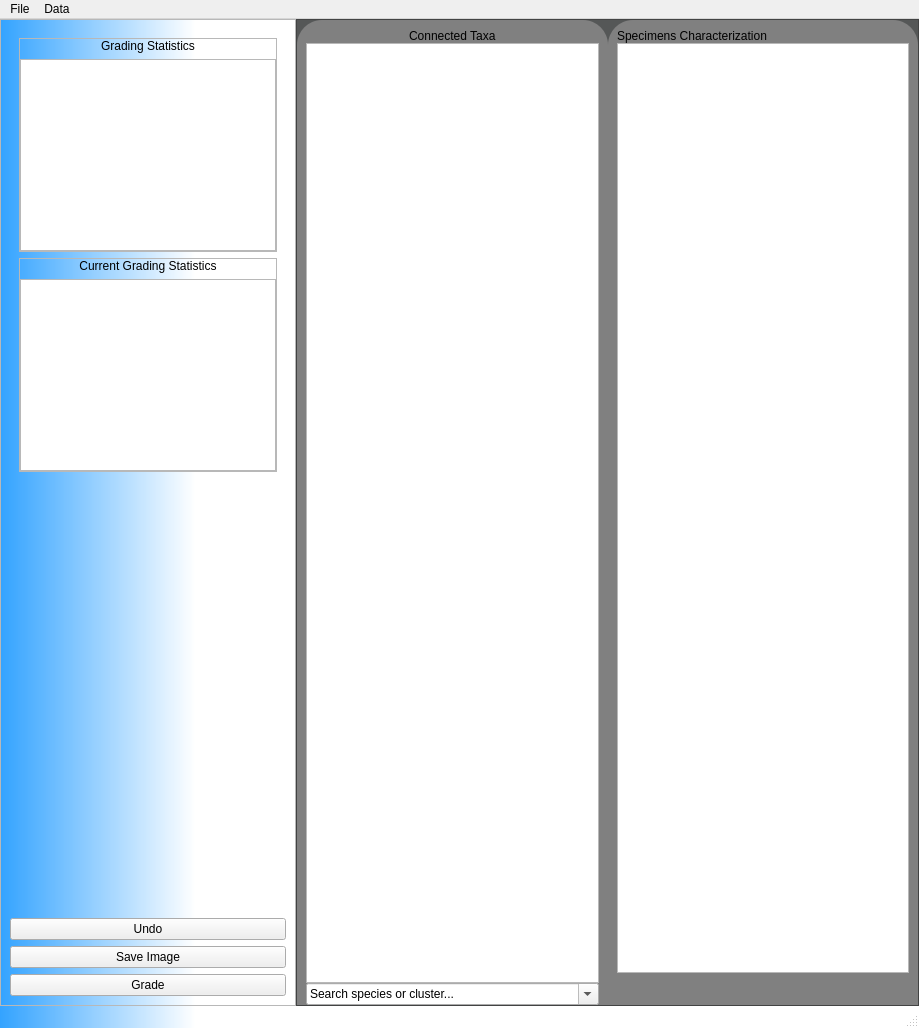
lmpn/iSpecID, file iSpecIDApp/mainwindow.ui: the form before one commit.
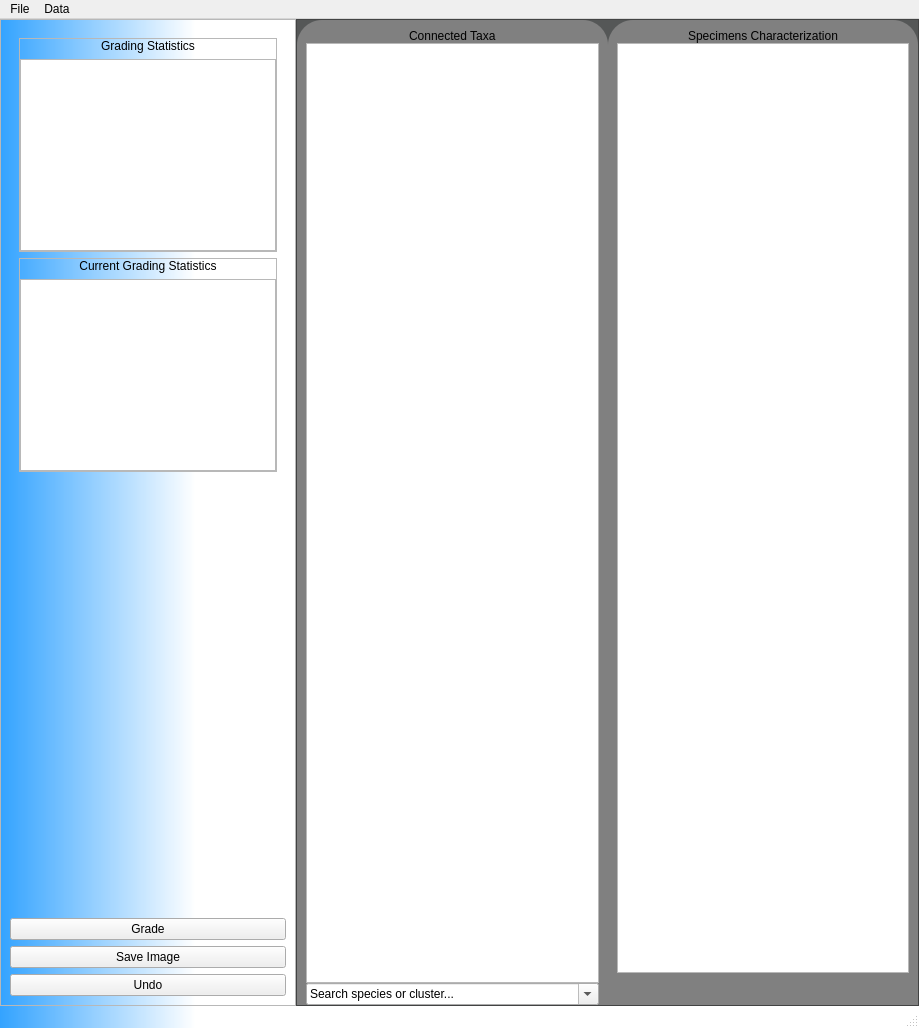
The form after the commit.

Diff of the .ui file:
```diff
--- a/iSpecIDApp/mainwindow.ui
+++ b/iSpecIDApp/mainwindow.ui
@@ -109,7 +109,7 @@
           <property name="bottomMargin">
            <number>0</number>
           </property>
-          <item>
+          <item alignment="Qt::AlignHCenter">
            <widget class="QLabel" name="record_label">
             <property name="sizePolicy">
              <sizepolicy hsizetype="Fixed" vsizetype="Fixed">
@@ -455,41 +455,6 @@
          </property>
         </spacer>
        </item>
-       <item>
-        <widget class="QPushButton" name="undo_button">
-         <property name="sizePolicy">
-          <sizepolicy hsizetype="Minimum" vsizetype="Fixed">
-           <horstretch>0</horstretch>
-           <verstretch>0</verstretch>
-          </sizepolicy>
-         </property>
-         <property name="minimumSize">
-          <size>
-           <width>0</width>
-           <height>0</height>
-          </size>
-         </property>
-         <property name="maximumSize">
-          <size>
-           <width>16777215</width>
-           <height>16777215</height>
-          </size>
-         </property>
-         <property name="text">
-          <string>Undo</string>
-         </property>
-        </widget>
-       </item>
-       <item>
-        <widget class="QPushButton" name="save_graph_button">
-         <property name="styleSheet">
-          <string notr="true"/>
-         </property>
-         <property name="text">
-          <string>Save Image</string>
-         </property>
-        </widget>
-       </item>
        <item>
         <widget class="QPushButton" name="annotate_button">
          <property name="enabled">
@@ -518,6 +483,41 @@
          </property>
         </widget>
        </item>
+       <item>
+        <widget class="QPushButton" name="save_graph_button">
+         <property name="styleSheet">
+          <string notr="true"/>
+         </property>
+         <property name="text">
+          <string>Save Image</string>
+         </property>
+        </widget>
+       </item>
+       <item>
+        <widget class="QPushButton" name="undo_button">
+         <property name="sizePolicy">
+          <sizepolicy hsizetype="Minimum" vsizetype="Fixed">
+           <horstretch>0</horstretch>
+           <verstretch>0</verstretch>
+          </sizepolicy>
+         </property>
+         <property name="minimumSize">
+          <size>
+           <width>0</width>
+           <height>0</height>
+          </size>
+         </property>
+         <property name="maximumSize">
+          <size>
+           <width>16777215</width>
+           <height>16777215</height>
+          </size>
+         </property>
+         <property name="text">
+          <string>Undo</string>
+         </property>
+        </widget>
+       </item>
       </layout>
      </widget>
     </item>
```
Left out of the diff: 2 changed lines with no effect on the pictures.
